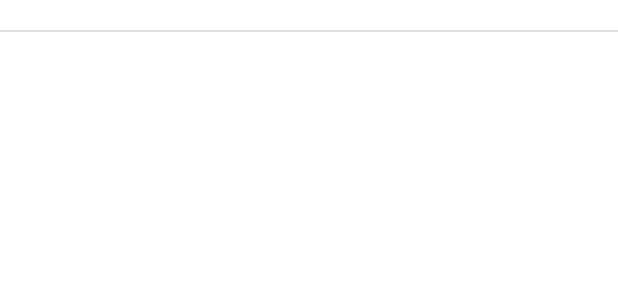
After one commit to trib00n/Timerecording---Kotlin, an Android app: the layout fragment_day.xml on its own in the app's theme, with its tools: preview values and no code run, on a phone screen of 412 x 824 dp. The commit adds this screen. Shown: the top 300 px of the screen. Run offline under Robolectric (Android 15) with nearby library versions, the phone set to English and light mode, and no system bars.

Commit message:
dayFragment

```diff
--- a/app/src/main/java/de/unilandau/unild_zeiterfassung/MainActivity.kt
+++ b/app/src/main/java/de/unilandau/unild_zeiterfassung/MainActivity.kt
@@ -20,6 +20,7 @@ class MainActivity : AppCompatActivity() {
     private val fragmentManager = supportFragmentManager
     private val workFragment = WorkFragment()
     private val watchFragment = WatchFragment()
+    private val DayFragment = DayFragment()
     private val settingsFragment = SettingsFragment()
 
     override fun onCreate(savedInstanceState: Bundle?) {
--- a/app/src/main/java/de/unilandau/unild_zeiterfassung/WatchFragment.kt
+++ b/app/src/main/java/de/unilandau/unild_zeiterfassung/WatchFragment.kt
@@ -26,6 +26,7 @@ class WatchFragment : Fragment() {
     lateinit var v: View
 
     private val workFragment = WorkFragment()
+    private val dayFragment = DayFragment()
 
     @RequiresApi(Build.VERSION_CODES.N)
     override fun onCreateView(
@@ -116,6 +117,10 @@ class WatchFragment : Fragment() {
                 Offset = SystemClock.elapsedRealtime() - chronometer.base
             pauseOffset = SystemClock.elapsedRealtime() - pauseChronometer.base
 
+            val fragmentTransaction = fragmentManager?.beginTransaction()
+            fragmentTransaction?.replace(R.id.fragment_container, dayFragment)
+            fragmentTransaction?.commit()
+
         }
 
 
--- /dev/null
+++ b/app/src/main/res/layout/fragment_day.xml
@@ -0,0 +1,17 @@
+<?xml version="1.0" encoding="utf-8"?>
+<RelativeLayout xmlns:android="http://schemas.android.com/apk/res/android"
+    xmlns:app="http://schemas.android.com/apk/res-auto"
+    android:layout_width="match_parent"
+    android:layout_height="match_parent"
+    xmlns:tools="http://schemas.android.com/tools"
+
+    android:background="@android:color/white">
+
+
+    <View
+        android:id="@+id/divider"
+        android:layout_width="match_parent"
+        android:layout_height="1dp"
+        android:layout_marginTop="20dp"
+        android:background="?android:attr/listDivider" />
+</RelativeLayout>
```
Also changed, not shown: app/src/main/java/de/unilandau/unild_zeiterfassung/DayFragment.kt (added, +38 -0 lines).
